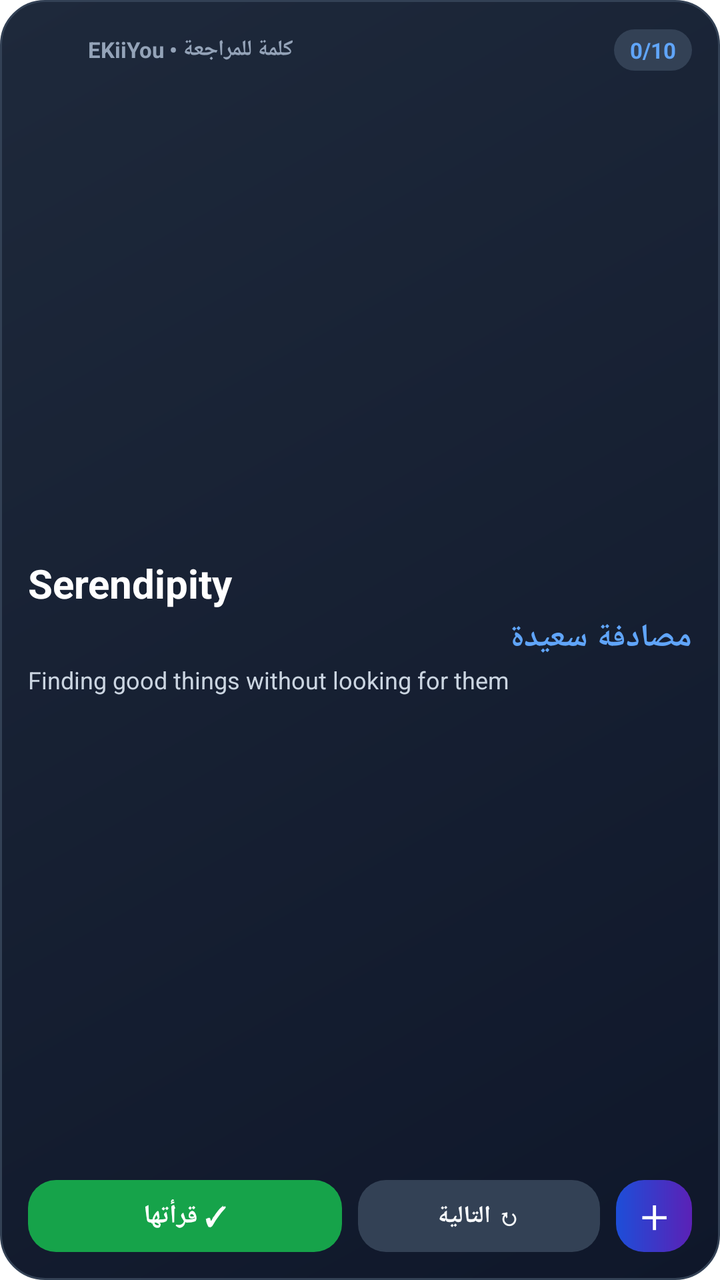
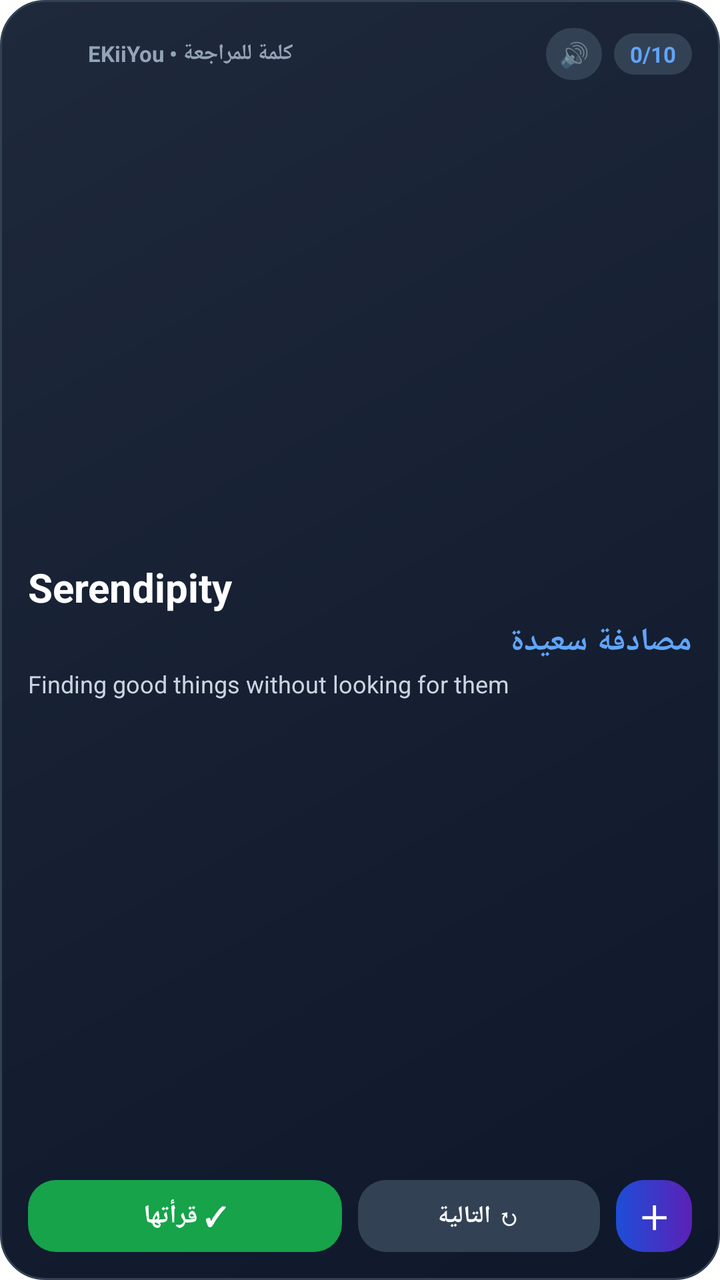

Screens rendered from an Android XML layout before and after an edit, with the pre-edit source and the edit as a unified diff.
<!-- AndroidManifest.xml: fallback theme Theme.MaterialComponents.DayNight.NoActionBar -->
<!-- res/layout/widget_review_word.xml -->
<?xml version="1.0" encoding="utf-8"?>
<LinearLayout xmlns:android="http://schemas.android.com/apk/res/android"
    android:id="@+id/widget_root"
    android:layout_width="match_parent"
    android:layout_height="match_parent"
    android:background="@drawable/widget_card_bg"
    android:orientation="vertical"
    android:padding="14dp">

    
    <LinearLayout
        android:layout_width="match_parent"
        android:layout_height="wrap_content"
        android:gravity="center_vertical"
        android:orientation="horizontal">

        <ImageView
            android:layout_width="22dp"
            android:layout_height="22dp"
            android:src="@mipmap/launcher_icon"
            android:contentDescription="EKiiYou" />

        <TextView
            android:id="@+id/widget_header_title"
            android:layout_width="0dp"
            android:layout_height="wrap_content"
            android:layout_marginStart="8dp"
            android:layout_weight="1"
            android:singleLine="true"
            android:text="EKiiYou • كلمة للمراجعة"
            android:textColor="#94A3B8"
            android:textSize="11sp"
            android:textStyle="bold" />

        <TextView
            android:id="@+id/widget_progress_badge"
            android:layout_width="wrap_content"
            android:layout_height="wrap_content"
            android:background="@drawable/widget_btn_secondary"
            android:paddingHorizontal="8dp"
            android:paddingVertical="3dp"
            android:text="0/10"
            android:textColor="#60A5FA"
            android:textSize="11sp"
            android:textStyle="bold" />
    </LinearLayout>

    
    <LinearLayout
        android:id="@+id/widget_word_container"
        android:layout_width="match_parent"
        android:layout_height="0dp"
        android:layout_weight="1"
        android:gravity="center_vertical"
        android:orientation="vertical"
        android:paddingVertical="6dp">

        <TextView
            android:id="@+id/widget_english_word"
            android:layout_width="match_parent"
            android:layout_height="wrap_content"
            android:ellipsize="end"
            android:maxLines="1"
            android:text="Serendipity"
            android:textColor="#FFFFFF"
            android:textDirection="ltr"
            android:textSize="20sp"
            android:textStyle="bold" />

        <TextView
            android:id="@+id/widget_arabic_meaning"
            android:layout_width="match_parent"
            android:layout_height="wrap_content"
            android:layout_marginTop="3dp"
            android:ellipsize="end"
            android:maxLines="1"
            android:text="مصادفة سعيدة"
            android:textColor="#60A5FA"
            android:textDirection="rtl"
            android:textSize="16sp"
            android:textStyle="bold" />

        <TextView
            android:id="@+id/widget_definition"
            android:layout_width="match_parent"
            android:layout_height="wrap_content"
            android:layout_marginTop="2dp"
            android:ellipsize="end"
            android:maxLines="1"
            android:text="Finding good things without looking for them"
            android:textColor="#CBD5E1"
            android:textDirection="ltr"
            android:textSize="12sp" />
    </LinearLayout>

    
    <LinearLayout
        android:layout_width="match_parent"
        android:layout_height="wrap_content"
        android:gravity="center_vertical"
        android:orientation="horizontal">

        <TextView
            android:id="@+id/btn_mark_read"
            android:layout_width="0dp"
            android:layout_height="36dp"
            android:layout_weight="1.3"
            android:background="@drawable/widget_btn_success"
            android:gravity="center"
            android:text="✓ قرأتها"
            android:textColor="#FFFFFF"
            android:textSize="13sp"
            android:textStyle="bold" />

        <TextView
            android:id="@+id/btn_next_word"
            android:layout_width="0dp"
            android:layout_height="36dp"
            android:layout_marginStart="8dp"
            android:layout_weight="1"
            android:background="@drawable/widget_btn_secondary"
            android:gravity="center"
            android:text="↻ التالية"
            android:textColor="#F8FAFC"
            android:textSize="12sp"
            android:textStyle="bold" />

        <TextView
            android:id="@+id/btn_quick_add_small"
            android:layout_width="38dp"
            android:layout_height="36dp"
            android:layout_marginStart="8dp"
            android:background="@drawable/widget_btn_primary"
            android:gravity="center"
            android:text="＋"
            android:textColor="#FFFFFF"
            android:textSize="16sp"
            android:textStyle="bold" />
    </LinearLayout>
</LinearLayout>
<!-- resources referenced by this layout -->
<resources>
  <!-- drawable widget_btn_primary (drawable) -->
  <?xml version="1.0" encoding="utf-8"?>
  <shape xmlns:android="http://schemas.android.com/apk/res/android"
      android:shape="rectangle">
      <gradient
          android:angle="0"
          android:startColor="#1D4ED8"
          android:endColor="#5B21B6"
          android:type="linear" />
      <corners android:radius="14dp" />
  </shape>
  <!-- drawable widget_btn_secondary (drawable) -->
  <?xml version="1.0" encoding="utf-8"?>
  <shape xmlns:android="http://schemas.android.com/apk/res/android"
      android:shape="rectangle">
      <solid android:color="#334155" />
      <corners android:radius="14dp" />
  </shape>
  <!-- drawable widget_btn_success (drawable) -->
  <?xml version="1.0" encoding="utf-8"?>
  <shape xmlns:android="http://schemas.android.com/apk/res/android"
      android:shape="rectangle">
      <solid android:color="#16A34A" />
      <corners android:radius="14dp" />
  </shape>
  <!-- drawable widget_card_bg (drawable) -->
  <?xml version="1.0" encoding="utf-8"?>
  <shape xmlns:android="http://schemas.android.com/apk/res/android"
      android:shape="rectangle">
      <gradient
          android:angle="315"
          android:startColor="#1E293B"
          android:endColor="#0F172A"
          android:type="linear" />
      <corners android:radius="22dp" />
      <stroke
          android:width="1dp"
          android:color="#334155" />
  </shape>
  <!-- mipmap launcher_icon (mipmap-anydpi-v26) -->
  <?xml version="1.0" encoding="utf-8"?>
  <adaptive-icon xmlns:android="http://schemas.android.com/apk/res/android">
    <background android:drawable="@color/ic_launcher_background"/>
    <foreground>
        <inset
            android:drawable="@drawable/ic_launcher_foreground"
            android:inset="16%" />
    </foreground>
  </adaptive-icon>
  <color name="ic_launcher_background">#F8FAFF</color>
  <!-- drawable ic_launcher_foreground: png bitmap (drawable-hdpi, 23090 bytes) -->
</resources>

<!-- the commit's change to res/layout/widget_review_word.xml (unified diff, before → after) -->
@@ -31,6 +31,16 @@
             android:textColor="#94A3B8"
             android:textSize="11sp"
             android:textStyle="bold" />
+
+        <TextView
+            android:id="@+id/btn_widget_audio"
+            android:layout_width="28dp"
+            android:layout_height="26dp"
+            android:layout_marginEnd="6dp"
+            android:background="@drawable/widget_btn_secondary"
+            android:gravity="center"
+            android:text="🔊"
+            android:textSize="12sp" />
 
         <TextView
             android:id="@+id/widget_progress_badge"
